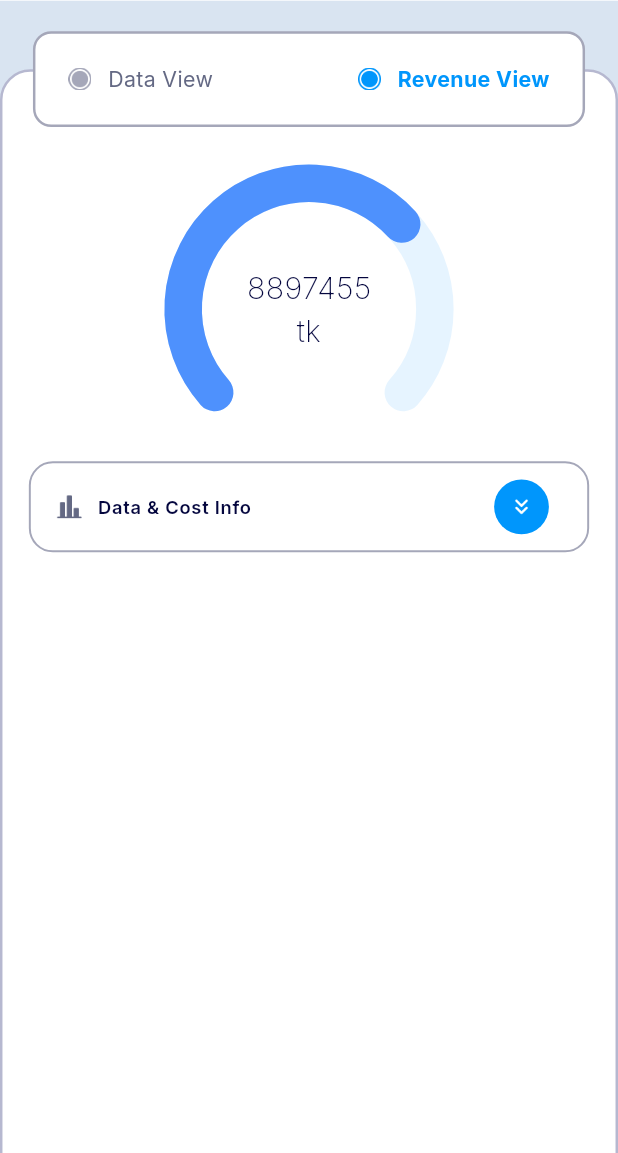
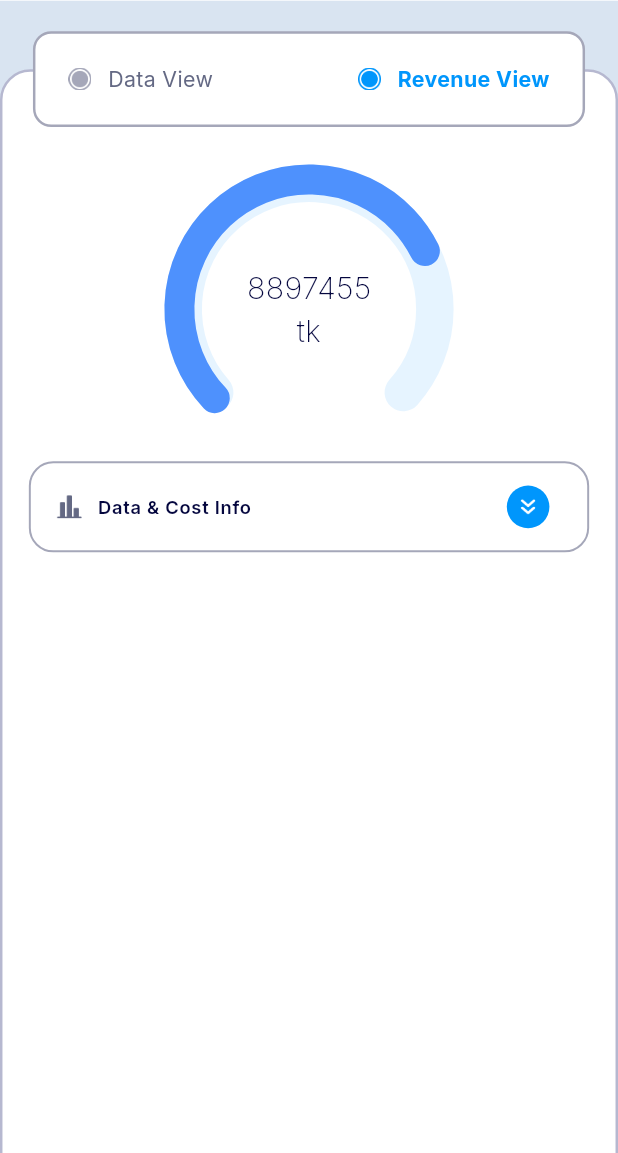
Before and after one commit to flutterdevrabby/scubeTask, a Flutter app: the ScmDataScreen screen opened by its route, after a tap on "Custom Date Data", after a tap on "Revenue View", on a phone screen of 412 x 824 dp, the part 83-1236 px from its top. Run offline on Flutter 3.47's test engine with Material 3 defaults, Android fonts, the phone set to English and light mode, and no system bars; drawn by our look-alikes of syncfusion_flutter_gauges; our stand-ins replace flutter_screenutil, flutter_staggered_animations, flutter_svg, go_router, google_fonts, step_progress_indicator.

Commit message:
data cost screen has fixed

```diff
--- a/lib/const/assets_path.dart
+++ b/lib/const/assets_path.dart
@@ -8,8 +8,8 @@ class AssetsIcon {
 
   static const String bellIcon = "assets/icons/bell.svg";
   static const String logoIcon = "assets/icons/logo.png";
-  static const String eyeOnIcon = "assets/icons/eye_on.svg";
-  static const String eyeOffIcon = "assets/icons/eye_off.svg";
+  static const String eyeOnIcon = "assets/icons/eye_on.png";
+  static const String eyeOffIcon = "assets/icons/eye_off.png";
   static const String arrowLeftIcon = "assets/icons/arrow-left.svg";
 
   static const String solarCellIcon = "assets/icons/solar-cell.png";
--- a/lib/features/revenue_view/revenue_screen.dart
+++ b/lib/features/revenue_view/revenue_screen.dart
@@ -2,6 +2,7 @@ import 'package:flutter/material.dart';
 import 'package:flutter_screenutil/flutter_screenutil.dart';
 import 'package:scube_task/const/assets_path.dart';
 import 'package:scube_task/const/text_stye.dart';
+
 import '../../providers/scm_data_provider.dart';
 import '../scm_data/widgets/gauge_widget.dart';
 
@@ -19,14 +20,14 @@ class _RevenueScreenState extends State<RevenueScreen> {
     return Column(
       children: [
         Center(
-          child: GaugeWidget(title: '8897455', subtitle: 'tk', value: 70),
+          child: GaugeWidget(title: '8897455', subtitle: 'tk', value: 75),
         ),
 
         // Data cost info
         Container(
           margin: EdgeInsets.symmetric(horizontal: 16.w),
           decoration: BoxDecoration(
-            borderRadius: BorderRadius.circular(16),
+            borderRadius: BorderRadius.circular(16.r),
             border: Border.all(color: Color(0xFFA5A7B9), width: 1.2.w),
           ),
           child: Theme(
@@ -57,21 +58,21 @@ class _RevenueScreenState extends State<RevenueScreen> {
               ),
 
               trailing: Container(
-                width: 36.w,
-                height: 36.h,
+                width: 28.w,
+                height: 28.h,
                 decoration: BoxDecoration(
                   shape: BoxShape.circle,
                   color: Color(0xFF0096FC),
                 ),
-                padding: EdgeInsets.all(10.sp),
+                padding: EdgeInsets.all(6.sp),
                 child: Image.asset(
                   widget.scmDataProvider.isExpand
                       ? AssetsIcon.expandUpIcon
                       : AssetsIcon.expandDownIcon,
                   color: Colors.white,
-                  width: 18.w,
-                  height: 18.h,
-                  fit: BoxFit.contain,
+                  width: 24.w,
+                  height: 24.h,
+                  fit: BoxFit.fill,
                 ),
               ),
               children: List.generate(
--- a/lib/features/scm/widgets/center_tabbar/center_tabbar.dart
+++ b/lib/features/scm/widgets/center_tabbar/center_tabbar.dart
@@ -11,7 +11,7 @@ class CenterTabbar extends StatelessWidget {
   @override
   Widget build(BuildContext context) {
     return SizedBox(
-      height: 48.h,
+      height: 46.h,
       child: Padding(
         padding: EdgeInsets.symmetric(horizontal: 20.w),
         child: Container(
--- a/lib/features/scm_data/widgets/custom_date_data_widget.dart
+++ b/lib/features/scm_data/widgets/custom_date_data_widget.dart
@@ -28,8 +28,8 @@ class CustomDateDataWidget extends StatelessWidget {
                   },
                   child: Container(
                     padding: EdgeInsets.symmetric(
-                      horizontal: 6.w,
-                      vertical: 16.h,
+                      horizontal: 8.w,
+                      vertical: 12.h,
                     ),
                     decoration: BoxDecoration(
                       borderRadius: BorderRadius.circular(10.r),
@@ -73,8 +73,8 @@ class CustomDateDataWidget extends StatelessWidget {
                   },
                   child: Container(
                     padding: EdgeInsets.symmetric(
-                      horizontal: 6.w,
-                      vertical: 16.h,
+                      horizontal: 8.w,
+                      vertical: 12.h,
                     ),
                     decoration: BoxDecoration(
                       borderRadius: BorderRadius.circular(10.r),
@@ -116,7 +116,7 @@ class CustomDateDataWidget extends StatelessWidget {
             ],
           ),
         ),
-        SizedBox(height: 16.h),
+        SizedBox(height: 14.h),
 
         ListView.builder(
           itemCount: scmDataProvider.eneryList.length,
--- a/lib/features/scm_data/widgets/gauge_widget.dart
+++ b/lib/features/scm_data/widgets/gauge_widget.dart
@@ -36,9 +36,8 @@ class GaugeWidget extends StatelessWidget {
             pointers: <GaugePointer>[
               RangePointer(
                 value: value, // progress value
-                width: 25,
+                width: 20,
                 color: Color(0xFF4E91FD),
-
                 cornerStyle: CornerStyle.bothCurve,
               ),
             ],
```
Also changed, not shown: lib/features/authentication/sign_in/sign_in_screen.dart (+8 -10 lines), lib/features/scm/widgets/top_tabbar/top_tabbar.dart (+4 -12 lines), assets/icons/eye_off.png (added), assets/icons/eye_off.svg (deleted), assets/icons/eye_on.png (added), assets/icons/eye_on.svg (deleted).
